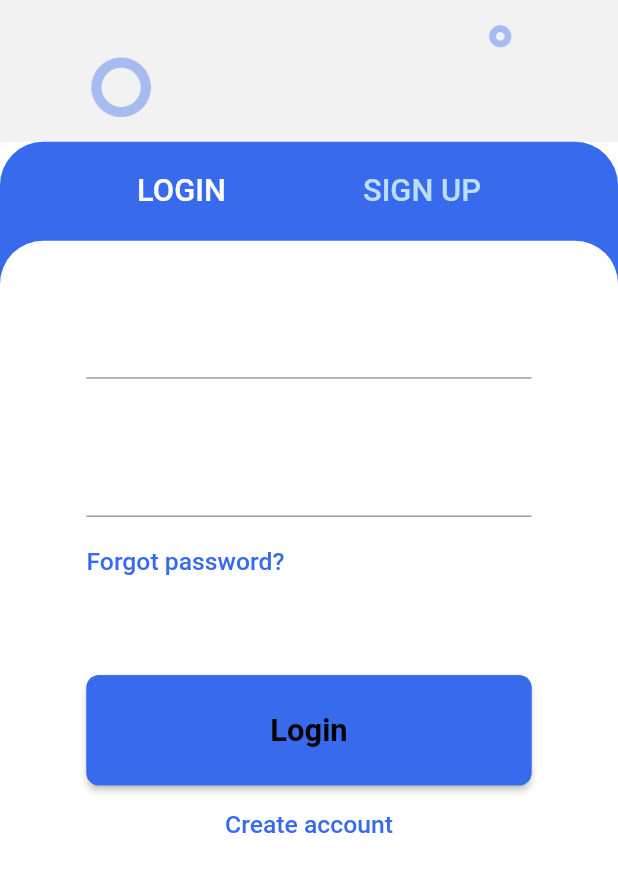
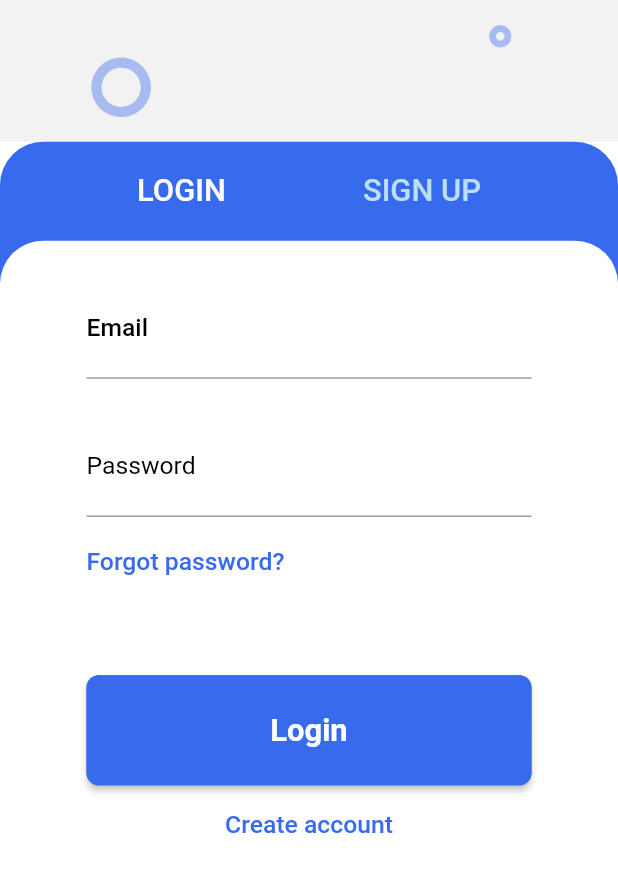
Before and after one commit to pranavnair183/educora, a Flutter app: the LoginSigninScreen screen opened by its route, on a phone screen of 412 x 824 dp, the part 229-1121 px from its top. Run offline on Flutter 3.47's test engine with Material 2 defaults, Android fonts, the phone set to English and light mode, and no system bars; drawn by our look-alikes of overlay_support; our stand-ins replace device_preview, fl_chart, flutter_svg, flutter_zoom_drawer, percent_indicator, pin_code_fields and 3 more.

Commit message:
second_commit

```diff
--- a/lib/main.dart
+++ b/lib/main.dart
@@ -24,7 +24,6 @@ import 'screens/checkout_screen.dart';
 import 'screens/scanner_screen.dart';
 import 'screens/track_order_screen.dart';
 import 'package:flutter/foundation.dart';
-import 'utils/utils.dart';
 
 void main() => runApp(
       DevicePreview(
@@ -104,7 +103,7 @@ class MyApp extends StatelessWidget {
                   bodyText2: TextStyle(fontSize: 8.sp, color: Colors.black, fontWeight: FontWeight.w400),
                   caption: TextStyle(
                     fontSize: 8.sp,
-                    color: AppColorData.secodaryText,
+                    color: Colors.grey,
                   ))),
           initialRoute: '/onboarding',
           routes: {
--- a/lib/screens/login_signup_screen.dart
+++ b/lib/screens/login_signup_screen.dart
@@ -208,7 +208,10 @@ class _LoginSigninScreenState extends State<LoginSigninScreen> {
                                     style: Theme.of(context)
                                         .textTheme
                                         .headline5!
-                                        .copyWith(fontWeight: FontWeight.w700),
+                                        .copyWith(
+                                          fontWeight: FontWeight.w700,
+                                          color: AppColorData.primaryTxt,
+                                        ),
                                   ),
                                 ),
                               )),
@@ -232,8 +235,8 @@ class _LoginSigninScreenState extends State<LoginSigninScreen> {
                                         .textTheme
                                         .headline6!
                                         .copyWith(
-                                          fontWeight: FontWeight.w400,
-                                          color: AppColorData.secodaryText,
+                                          fontWeight: FontWeight.w500,
+                                          color: AppColorData.textBlack,
                                         ),
                                   ),
                                 ),
@@ -273,7 +276,7 @@ class _LoginSigninScreenState extends State<LoginSigninScreen> {
                                         .textTheme
                                         .headline6!
                                         .copyWith(
-                                          color: AppColorData.secodaryText,
+                                          color: AppColorData.textBlack,
                                         ),
                                   ),
                                 ),
@@ -319,7 +322,9 @@ class _LoginSigninScreenState extends State<LoginSigninScreen> {
                                             .textTheme
                                             .headline5!
                                             .copyWith(
-                                                fontWeight: FontWeight.w700),
+                                              fontWeight: FontWeight.w700,
+                                              color: AppColorData.primaryTxt,
+                                            ),
                                       ),
                                     ),
                                   )),
@@ -369,7 +374,7 @@ class _LoginSigninScreenState extends State<LoginSigninScreen> {
                                         .headline6!
                                         .copyWith(
                                           fontWeight: FontWeight.w400,
-                                          color: AppColorData.secodaryText,
+                                          color: AppColorData.textBlack,
                                         ),
                                   ),
                                 ),
@@ -390,7 +395,7 @@ class _LoginSigninScreenState extends State<LoginSigninScreen> {
                                         .headline6!
                                         .copyWith(
                                           fontWeight: FontWeight.w400,
-                                          color: AppColorData.secodaryText,
+                                          color: AppColorData.textBlack,
                                         ),
                                   ),
                                 ),
@@ -405,7 +410,7 @@ class _LoginSigninScreenState extends State<LoginSigninScreen> {
                                       .headline4!
                                       .copyWith(
                                         fontWeight: FontWeight.w400,
-                                        color: AppColorData.secodaryText,
+                                        color: AppColorData.textBlack,
                                       ),
                                   obscureText: _obscureText,
                                   decoration: InputDecoration(
@@ -434,7 +439,7 @@ class _LoginSigninScreenState extends State<LoginSigninScreen> {
                                         .headline6!
                                         .copyWith(
                                           fontWeight: FontWeight.w400,
-                                          color: AppColorData.secodaryText,
+                                          color: AppColorData.textBlack,
                                         ),
                                   ),
                                 ),
@@ -463,7 +468,9 @@ class _LoginSigninScreenState extends State<LoginSigninScreen> {
                                             .textTheme
                                             .headline5!
                                             .copyWith(
-                                                fontWeight: FontWeight.w700),
+                                              fontWeight: FontWeight.w700,
+                                              color: AppColorData.primaryTxt,
+                                            ),
                                       ),
                                     ),
                                   )),
--- a/lib/screens/my_activity_screen.dart
+++ b/lib/screens/my_activity_screen.dart
@@ -234,7 +234,7 @@ class _MyActivityScreenState extends State<MyActivityScreen> {
                                       .textTheme
                                       .headline5!
                                       .copyWith(
-                                        color: AppColorData.secodaryText,
+                                        color: Colors.blue[100],
                                       ),
                                 ),
                                 SizedBox(
@@ -253,7 +253,7 @@ class _MyActivityScreenState extends State<MyActivityScreen> {
                                       .textTheme
                                       .headline5!
                                       .copyWith(
-                                        color: AppColorData.secodaryText,
+                                        color: Colors.blue[100],
                                       ),
                                 ),
                               ],
--- a/lib/screens/track_order_screen.dart
+++ b/lib/screens/track_order_screen.dart
@@ -66,7 +66,7 @@ class _TrackOrderScreenState extends State<TrackOrderScreen> {
                             AppConstant.estimatedDeliveryTime,
                             style:
                                 Theme.of(context).textTheme.headline6!.copyWith(
-                                      color: AppColorData.secodaryText,
+                                      color: Colors.black12,
                                       fontWeight: FontWeight.w700,
                                     ),
                           ),
@@ -324,7 +324,9 @@ class _TrackOrderScreenState extends State<TrackOrderScreen> {
                           style: Theme.of(context)
                               .textTheme
                               .headline5!
-                              .copyWith(fontWeight: FontWeight.w700),
+                              .copyWith(
+                                  fontWeight: FontWeight.w700,
+                                  color: AppColorData.primaryTxt),
                         ),
                       )),
                 ),
--- a/lib/screens/video_chat_screen.dart
+++ b/lib/screens/video_chat_screen.dart
@@ -14,7 +14,8 @@ class VideoChatScreen extends StatefulWidget {
 class _VideoChatScreenState extends State<VideoChatScreen> {
   @override
   Widget build(BuildContext context) {
-    return Scaffold(
+    return SafeArea(
+      child: Scaffold(
         extendBody: true,
         floatingActionButtonLocation: FloatingActionButtonLocation.centerDocked,
         floatingActionButton: FloatingActionButton(
@@ -207,6 +208,7 @@ class _VideoChatScreenState extends State<VideoChatScreen> {
             ),
           ),
         ),
+      ),
     );
   }
 }
--- a/lib/utils/utils.dart
+++ b/lib/utils/utils.dart
@@ -23,7 +23,7 @@ class AppColorData {
   static const Color coursesHeaderBg = Color.fromRGBO(38, 32, 44, 1);
   static const Color homeHeaderBg = Color.fromRGBO(38, 32, 44, 1);
   static const Color loginHeaderBg = Color.fromRGBO(242, 242, 242, 1);
-  static const Color secodaryText = Color.fromRGBO(255, 255, 255, 0.25);
+  static Color secodaryText = Colors.black12;
   static const Color courseTotalTimeBg = Color.fromRGBO(195, 210, 250, 1);
   static const Color paymentSuccessPb1 = Color.fromRGBO(253, 85, 186, 1);
   static const Color paymentSuccessDoneBg1 = Color.fromRGBO(208, 208, 208, 0.1);
@@ -31,6 +31,7 @@ class AppColorData {
   static const Color scannerDoneBg3 = Color.fromRGBO(33, 150, 243, 1);
   static const Color progressCardBg = Color.fromRGBO(244, 247, 250, 1);
   static const Color progressCardTxt = Color.fromRGBO(48, 95, 114, 1);
+  static const Color textBlack = Colors.black;
 
   static const Color buyEbookBtn = Colors.white;
   static Color buyAudioBtn = Colors.blue[50]!;
--- a/lib/widgets/ts_tab.dart
+++ b/lib/widgets/ts_tab.dart
@@ -82,7 +82,7 @@ class _TsTabState extends State<TsTab> {
                     style: Theme.of(context)
                         .textTheme
                         .bodyText1!
-                        .copyWith(color: AppColorData.secodaryText),
+                        .copyWith(color: Colors.black12),
                   ),
                   SizedBox(
                     height: 2.sp,
@@ -90,7 +90,7 @@ class _TsTabState extends State<TsTab> {
                   Icon(
                     Icons.play_arrow_rounded,
                     size: 25.sp,
-                    color: AppColorData.secodaryText,
+                    color: Colors.black12,
                   )
                 ],
               ),
```
Also changed, not shown: lib/screens/checkout_screen.dart (+10 -7 lines), lib/screens/class_booking_screen.dart (+8 -7 lines), lib/screens/teachers_booking_screen.dart (+4 -4 lines), lib/screens/timer_screen.dart (+4 -4 lines). Lines whose indentation alone changed are shown as unchanged.
